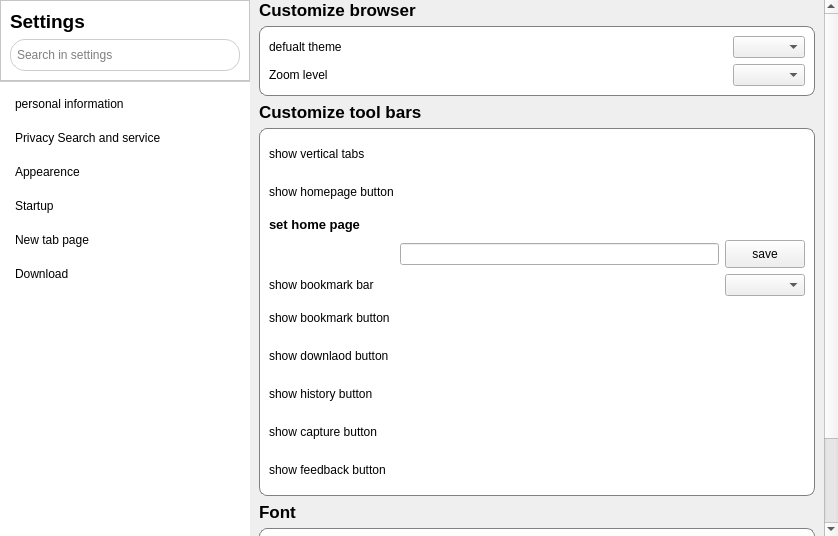
Above: widgets/appconfigwidget.ui from qyslamd/yi-guai before the change. Below: the same form after it.
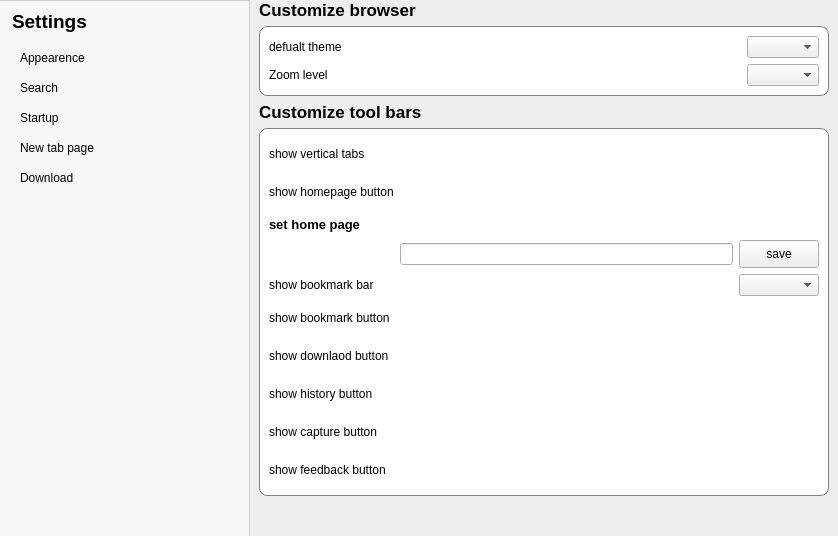
That is the form after the change. Icons and pictures are not drawn.

Diff of the .ui file:
```diff
--- a/widgets/appconfigwidget.ui
+++ b/widgets/appconfigwidget.ui
@@ -98,84 +98,30 @@
         <property name="bottomMargin">
          <number>0</number>
         </property>
-        <item>
-         <widget class="QFrame" name="frameSearch">
-          <property name="styleSheet">
-           <string notr="true">QFrame#frameSearch{
-background-color:white;
-}</string>
-          </property>
-          <property name="frameShape">
-           <enum>QFrame::StyledPanel</enum>
-          </property>
-          <property name="frameShadow">
-           <enum>QFrame::Raised</enum>
-          </property>
-          <layout class="QVBoxLayout" name="verticalLayout_5">
-           <item>
-            <widget class="QLabel" name="label">
-             <property name="styleSheet">
-              <string notr="true">font-weight:bold;
-font-size:14pt;
-</string>
-             </property>
-             <property name="text">
-              <string>Settings</string>
-             </property>
-            </widget>
-           </item>
-           <item>
-            <widget class="QLineEdit" name="lineEdit">
-             <property name="minimumSize">
-              <size>
-               <width>0</width>
-               <height>32</height>
-              </size>
-             </property>
-             <property name="styleSheet">
-              <string notr="true">QLineEdit{
-    border:none;
-border:1px solid #cdcdcd;
-    padding-left:4px;
-    border-radius:15px;
-}
-QLineEdit:hover{
-    border:1px solid #00BFFF;
-}
-QLineEdit:focus{
-    border:2px solid #A3CFEC;
-}</string>
-             </property>
-             <property name="placeholderText">
-              <string>Search in settings</string>
-             </property>
-            </widget>
-           </item>
-          </layout>
-         </widget>
-        </item>
         <item>
          <widget class="QFrame" name="frameNaviBtns">
           <property name="styleSheet">
            <string notr="true">QFrame#frameNaviBtns{
 border:none;
+border-right:1px solid #cdcdcd;
 border-top:1px solid #cdcdcd;
-background-color:white;
+background-color:#F7F7F7;
 }
 
 QPushButton{
 border:none;
 /*border-radius:12px;*/
 text-align:left;
-padding:6px;
-background-color:white;
+padding:8px;
+background:transparent;
 }
 QPushButton:hover{
 background-color:pink;
 }
 
 QPushButton:checked{
-background-color:#BFFFBF;
+background-color:#E5E5E5;
+border-left:3px solid #0072C9;
 }</string>
           </property>
           <property name="frameShape">
@@ -186,43 +132,62 @@
           </property>
           <layout class="QVBoxLayout" name="verticalLayout">
            <property name="spacing">
-            <number>8</number>
+            <number>0</number>
+           </property>
+           <property name="leftMargin">
+            <number>12</number>
            </property>
            <item>
-            <widget class="QPushButton" name="btnPersonal">
+            <widget class="QLabel" name="label">
+             <property name="styleSheet">
+              <string notr="true">font-weight:bold;
+font-size:14pt;
+</string>
+             </property>
              <property name="text">
-              <string>personal information </string>
+              <string>Settings</string>
              </property>
-             <property name="icon">
-              <iconset>
-               <normaloff>:/icons/resources/imgs/user2_64px.png</normaloff>:/icons/resources/imgs/user2_64px.png</iconset>
+            </widget>
+           </item>
+           <item>
+            <spacer name="verticalSpacer_3">
+             <property name="orientation">
+              <enum>Qt::Vertical</enum>
              </property>
-             <property name="iconSize">
+             <property name="sizeType">
+              <enum>QSizePolicy::Fixed</enum>
+             </property>
+             <property name="sizeHint" stdset="0">
               <size>
-               <width>24</width>
-               <height>24</height>
+               <width>20</width>
+               <height>10</height>
               </size>
              </property>
-             <property name="checkable">
-              <bool>true</bool>
-             </property>
-            </widget>
-           </item>
-           <item>
-            <widget class="QPushButton" name="btnPrivacy">
-             <property name="text">
-              <string>Privacy Search and service</string>
-             </property>
-             <property name="checkable">
-              <bool>true</bool>
-             </property>
-            </widget>
+            </spacer>
            </item>
            <item>
             <widget class="QPushButton" name="btnAppearence">
              <property name="text">
               <string>Appearence</string>
              </property>
+             <property name="icon">
+              <iconset resource="../resource.qrc">
+               <normaloff>:/icons/resources/imgs/paint_palette_48px.png</normaloff>:/icons/resources/imgs/paint_palette_48px.png</iconset>
+             </property>
+             <property name="checkable">
+              <bool>true</bool>
+             </property>
+            </widget>
+           </item>
+           <item>
+            <widget class="QPushButton" name="btnSearch">
+             <property name="text">
+              <string>Search</string>
+             </property>
+             <property name="icon">
+              <iconset resource="../resource.qrc">
+               <normaloff>:/icons/resources/imgs/search2_64px.png</normaloff>:/icons/resources/imgs/search2_64px.png</iconset>
+             </property>
              <property name="checkable">
               <bool>true</bool>
              </property>
@@ -317,8 +282,8 @@
             <rect>
              <x>0</x>
              <y>0</y>
-             <width>571</width>
-             <height>619</height>
+             <width>588</width>
+             <height>536</height>
             </rect>
            </property>
            <property name="styleSheet">
@@ -841,99 +806,6 @@
               </layout>
              </widget>
             </item>
-            <item>
-             <widget class="QLabel" name="label_15">
-              <property name="styleSheet">
-               <string notr="true">font-weight:bold;
-font-size:13pt;
-</string>
-              </property>
-              <property name="text">
-               <string>Font</string>
-              </property>
-             </widget>
-            </item>
-            <item>
-             <widget class="QFrame" name="frame_3">
-              <property name="styleSheet">
-               <string notr="true">.QFrame{
-border:1px solid gray;
-background-color:white;
-border-radius:8px;
-}</string>
-              </property>
-              <property name="frameShape">
-               <enum>QFrame::StyledPanel</enum>
-              </property>
-              <property name="frameShadow">
-               <enum>QFrame::Raised</enum>
-              </property>
-              <layout class="QGridLayout" name="gridLayout_4">
-               <item row="0" column="0">
-                <widget class="QLabel" name="label_16">
-                 <property name="text">
-                  <string>show bookmark bar</string>
-                 </property>
-                </widget>
-               </item>
-               <item row="0" column="1" colspan="2">
-                <spacer name="horizontalSpacer_14">
-                 <property name="orientation">
-                  <enum>Qt::Horizontal</enum>
-                 </property>
-                 <property name="sizeHint" stdset="0">
-                  <size>
-                   <width>304</width>
-                   <height>20</height>
-                  </size>
-                 </property>
-                </spacer>
-               </item>
-               <item row="0" column="3">
-                <widget class="QComboBox" name="comboFontSize"/>
-               </item>
-               <item row="1" column="0" colspan="4">
-                <widget class="QLabel" name="label_17">
-                 <property name="styleSheet">
-                  <string notr="true">color:#717171;
-font-size:14pt;
-</string>
-                 </property>
-                 <property name="text">
-                  <string>中国制造，惠及全球</string>
-                 </property>
-                </widget>
-               </item>
-               <item row="2" column="0" colspan="2">
-                <widget class="QLabel" name="label_18">
-                 <property name="text">
-                  <string>customize font</string>
-                 </property>
-                </widget>
-               </item>
-               <item row="2" column="2">
-                <spacer name="horizontalSpacer_15">
-                 <property name="orientation">
-                  <enum>Qt::Horizontal</enum>
-                 </property>
-                 <property name="sizeHint" stdset="0">
-                  <size>
-                   <width>298</width>
-                   <height>20</height>
-                  </size>
-                 </property>
-                </spacer>
-               </item>
-               <item row="2" column="3">
-                <widget class="QToolButton" name="btnCustomizeFont">
-                 <property name="text">
-                  <string>&lt;</string>
-                 </property>
-                </widget>
-               </item>
-              </layout>
-             </widget>
-            </item>
             <item>
              <spacer name="verticalSpacer_2">
               <property name="orientation">
```
Left out of the diff: 23 changed lines with no effect on the pictures.
